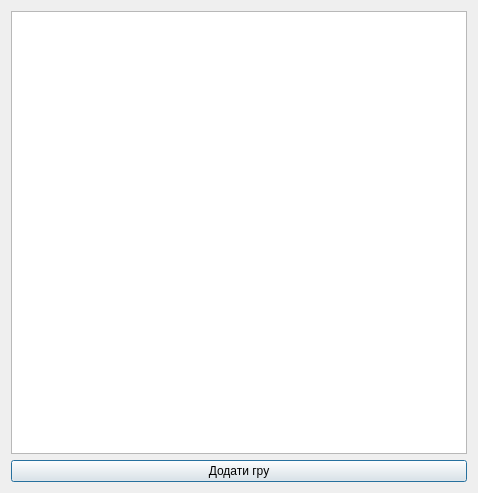
Old version of the form resultsdialog.ui in the repository OstrovskyAndriy/basketball.
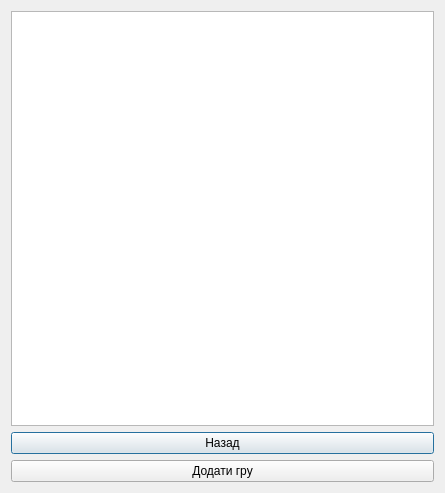
New version of the form.

The edit to the form file:
```diff
--- a/resultsdialog.ui
+++ b/resultsdialog.ui
@@ -6,7 +6,7 @@
    <rect>
     <x>0</x>
     <y>0</y>
-    <width>478</width>
+    <width>445</width>
     <height>493</height>
    </rect>
   </property>
@@ -17,6 +17,13 @@
    <item>
     <widget class="QTableView" name="resultsTable"/>
    </item>
+   <item>
+    <widget class="QPushButton" name="getBackButton">
+     <property name="text">
+      <string>Назад</string>
+     </property>
+    </widget>
+   </item>
    <item>
     <widget class="QPushButton" name="addGameButton">
      <property name="text">
```
